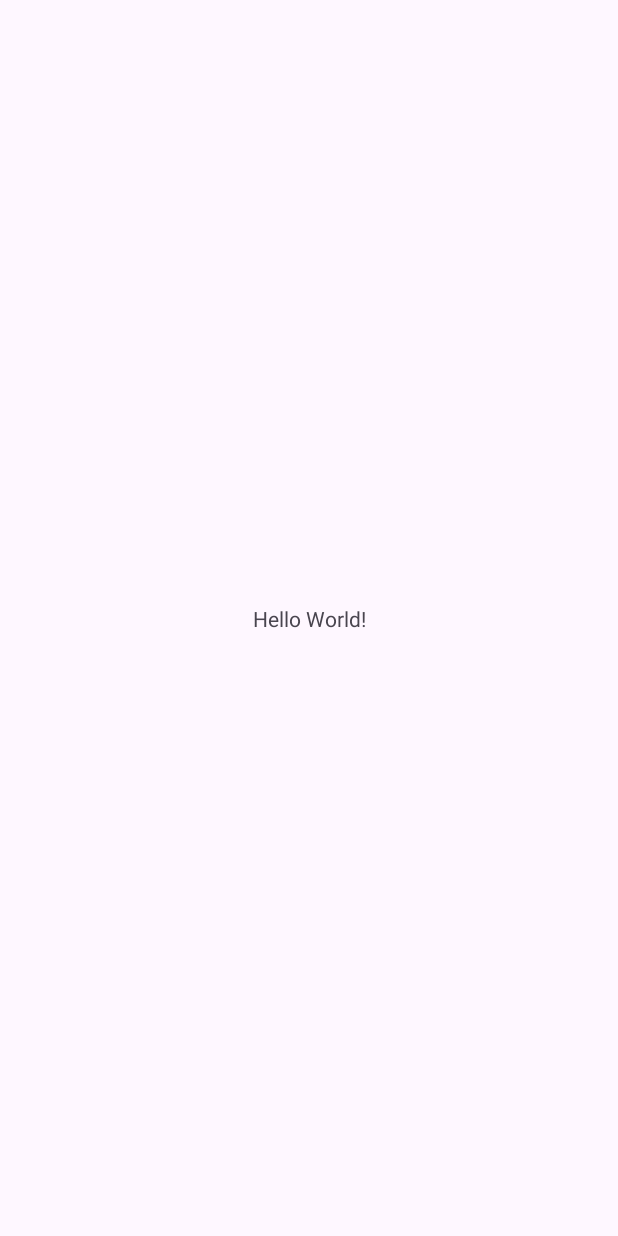
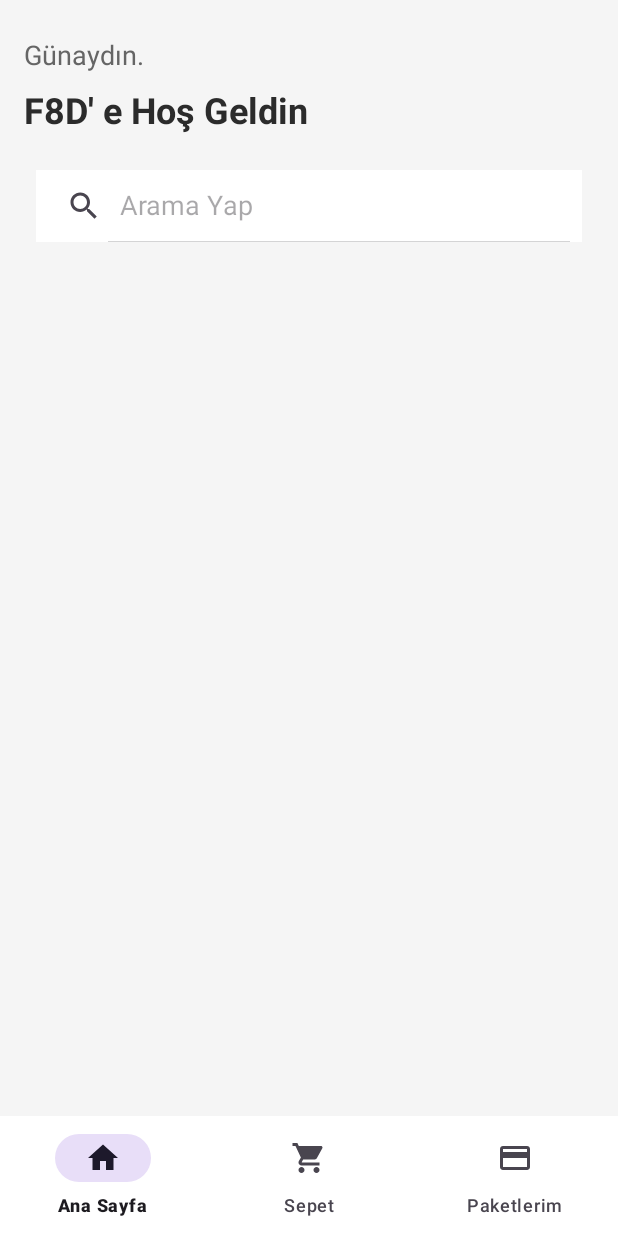
Before and after one commit to BerkayKaramehmetoglu/F8D, an Android app: the screen it shows after launch (MainActivity), on a phone screen of 412 x 824 dp. Before the commit the screen is almost empty. Run offline under Robolectric (Android 15) with nearby library versions, the phone set to English and light mode, and no system bars; our stand-ins replace navigation-ui.

Commit message:
UI Tasarlandı
3 ana sayfa (Home, Detail, Cart) için tasarım tamamlandı

```diff
--- a/app/build.gradle.kts
+++ b/app/build.gradle.kts
@@ -33,6 +33,10 @@ android {
     kotlinOptions {
         jvmTarget = "11"
     }
+
+    buildFeatures {
+        viewBinding = true
+    }
 }
 
 dependencies {
@@ -42,6 +46,8 @@ dependencies {
     implementation(libs.material)
     implementation(libs.androidx.activity)
     implementation(libs.androidx.constraintlayout)
+    implementation(libs.androidx.navigation.fragment.ktx)
+    implementation(libs.androidx.navigation.ui.ktx)
     testImplementation(libs.junit)
     androidTestImplementation(libs.androidx.junit)
     androidTestImplementation(libs.androidx.espresso.core)
--- a/app/src/main/java/com/example/f8d/MainActivity.kt
+++ b/app/src/main/java/com/example/f8d/MainActivity.kt
@@ -1,20 +1,20 @@
 package com.example.f8d
 
 import android.os.Bundle
-import androidx.activity.enableEdgeToEdge
 import androidx.appcompat.app.AppCompatActivity
-import androidx.core.view.ViewCompat
-import androidx.core.view.WindowInsetsCompat
+import androidx.navigation.fragment.NavHostFragment
+import androidx.navigation.ui.NavigationUI
+import com.example.f8d.databinding.ActivityMainBinding
 
 class MainActivity : AppCompatActivity() {
+    private lateinit var binding: ActivityMainBinding
+
     override fun onCreate(savedInstanceState: Bundle?) {
         super.onCreate(savedInstanceState)
-        enableEdgeToEdge()
-        setContentView(R.layout.activity_main)
-        ViewCompat.setOnApplyWindowInsetsListener(findViewById(R.id.main)) { v, insets ->
-            val systemBars = insets.getInsets(WindowInsetsCompat.Type.systemBars())
-            v.setPadding(systemBars.left, systemBars.top, systemBars.right, systemBars.bottom)
-            insets
-        }
+        binding = ActivityMainBinding.inflate(layoutInflater)
+        setContentView(binding.root)
+
+        supportFragmentManager.findFragmentById(R.id.fragmentContainerView) as NavHostFragment
+
     }
 }
--- /dev/null
+++ b/app/src/main/java/com/example/f8d/ui/fragment/HomeFragment.kt
@@ -0,0 +1,21 @@
+package com.example.f8d.ui.fragment
+
+import android.os.Bundle
+import androidx.fragment.app.Fragment
+import android.view.LayoutInflater
+import android.view.View
+import android.view.ViewGroup
+import com.example.f8d.databinding.FragmentHomeBinding
+
+class HomeFragment : Fragment() {
+    private lateinit var binding: FragmentHomeBinding
+
+    override fun onCreateView(
+        inflater: LayoutInflater, container: ViewGroup?,
+        savedInstanceState: Bundle?
+    ): View {
+        binding = FragmentHomeBinding.inflate(inflater, container, false)
+        return binding.root
+    }
+
+}
--- /dev/null
+++ b/app/src/main/res/drawable/baseline_box_24.xml
@@ -0,0 +1,5 @@
+<vector xmlns:android="http://schemas.android.com/apk/res/android" android:height="24dp" android:tint="#000000" android:viewportHeight="24" android:viewportWidth="24" android:width="24dp">
+
+    <path android:fillColor="@android:color/white" android:pathData="M20,4L4,4c-1.11,0 -1.99,0.89 -1.99,2L2,18c0,1.11 0.89,2 2,2h16c1.11,0 2,-0.89 2,-2L22,6c0,-1.11 -0.89,-2 -2,-2zM20,18L4,18v-6h16v6zM20,8L4,8L4,6h16v2z"/>
+
+</vector>
--- /dev/null
+++ b/app/src/main/res/drawable/baseline_home_24.xml
@@ -0,0 +1,5 @@
+<vector xmlns:android="http://schemas.android.com/apk/res/android" android:height="24dp" android:tint="#000000" android:viewportHeight="24" android:viewportWidth="24" android:width="24dp">
+
+    <path android:fillColor="@android:color/white" android:pathData="M10,20v-6h4v6h5v-8h3L12,3 2,12h3v8z"/>
+
+</vector>
--- /dev/null
+++ b/app/src/main/res/drawable/baseline_shopping_cart_24.xml
@@ -0,0 +1,5 @@
+<vector xmlns:android="http://schemas.android.com/apk/res/android" android:height="24dp" android:tint="#000000" android:viewportHeight="24" android:viewportWidth="24" android:width="24dp">
+
+    <path android:fillColor="@android:color/white" android:pathData="M7,18c-1.1,0 -1.99,0.9 -1.99,2S5.9,22 7,22s2,-0.9 2,-2 -0.9,-2 -2,-2zM1,2v2h2l3.6,7.59 -1.35,2.45c-0.16,0.28 -0.25,0.61 -0.25,0.96 0,1.1 0.9,2 2,2h12v-2L7.42,15c-0.14,0 -0.25,-0.11 -0.25,-0.25l0.03,-0.12 0.9,-1.63h7.45c0.75,0 1.41,-0.41 1.75,-1.03l3.58,-6.49c0.08,-0.14 0.12,-0.31 0.12,-0.48 0,-0.55 -0.45,-1 -1,-1L5.21,4l-0.94,-2L1,2zM17,18c-1.1,0 -1.99,0.9 -1.99,2s0.89,2 1.99,2 2,-0.9 2,-2 -0.9,-2 -2,-2z"/>
+
+</vector>
--- a/app/src/main/res/layout/activity_main.xml
+++ b/app/src/main/res/layout/activity_main.xml
@@ -7,13 +7,15 @@
     android:layout_height="match_parent"
     tools:context=".MainActivity">
 
-    <TextView
-        android:layout_width="wrap_content"
-        android:layout_height="wrap_content"
-        android:text="Hello World!"
+    <androidx.fragment.app.FragmentContainerView
+        android:id="@+id/fragmentContainerView"
+        android:name="androidx.navigation.fragment.NavHostFragment"
+        android:layout_width="match_parent"
+        android:layout_height="match_parent"
+        app:defaultNavHost="true"
         app:layout_constraintBottom_toBottomOf="parent"
         app:layout_constraintEnd_toEndOf="parent"
         app:layout_constraintStart_toStartOf="parent"
-        app:layout_constraintTop_toTopOf="parent" />
-
+        app:layout_constraintTop_toTopOf="parent"
+        app:navGraph="@navigation/navigation_main" />
 </androidx.constraintlayout.widget.ConstraintLayout>
--- /dev/null
+++ b/app/src/main/res/layout/fragment_home.xml
@@ -0,0 +1,73 @@
+<?xml version="1.0" encoding="utf-8"?>
+<androidx.constraintlayout.widget.ConstraintLayout xmlns:android="http://schemas.android.com/apk/res/android"
+    xmlns:app="http://schemas.android.com/apk/res-auto"
+    xmlns:tools="http://schemas.android.com/tools"
+    android:layout_width="match_parent"
+    android:layout_height="match_parent"
+    android:background="@color/background"
+    tools:context=".ui.fragment.HomeFragment">
+
+    <TextView
+        android:id="@+id/textWelcome"
+        android:layout_width="wrap_content"
+        android:layout_height="wrap_content"
+        android:layout_marginStart="16dp"
+        android:layout_marginTop="24dp"
+        android:text="@string/welcome"
+        android:textColor="@color/gray102"
+        android:textSize="18sp"
+        android:textStyle="normal"
+        app:layout_constraintStart_toStartOf="parent"
+        app:layout_constraintTop_toTopOf="parent" />
+
+    <TextView
+        android:id="@+id/textView2"
+        android:layout_width="wrap_content"
+        android:layout_height="wrap_content"
+        android:layout_marginTop="8dp"
+        android:text="@string/f8d"
+        android:textColor="@color/black"
+        android:textSize="24sp"
+        android:textStyle="bold"
+        app:layout_constraintEnd_toEndOf="@+id/textWelcome"
+        app:layout_constraintHorizontal_bias="0.0"
+        app:layout_constraintStart_toStartOf="@+id/textWelcome"
+        app:layout_constraintTop_toBottomOf="@+id/textWelcome" />
+
+    <SearchView
+        android:id="@+id/searchbar"
+        android:layout_width="0dp"
+        android:layout_height="wrap_content"
+        android:layout_marginStart="24dp"
+        android:layout_marginTop="24dp"
+        android:layout_marginEnd="24dp"
+        android:background="@color/white"
+        android:iconifiedByDefault="false"
+        android:queryHint="@string/query_hint"
+        app:layout_constraintEnd_toEndOf="parent"
+        app:layout_constraintStart_toStartOf="parent"
+        app:layout_constraintTop_toBottomOf="@+id/textView2" />
+
+    <androidx.recyclerview.widget.RecyclerView
+        android:id="@+id/rv"
+        android:layout_width="0dp"
+        android:layout_height="0dp"
+        android:layout_marginStart="16dp"
+        android:layout_marginTop="16dp"
+        android:layout_marginEnd="16dp"
+        app:layout_constraintBottom_toTopOf="@+id/navigation_bottom"
+        app:layout_constraintEnd_toEndOf="parent"
+        app:layout_constraintStart_toStartOf="parent"
+        app:layout_constraintTop_toBottomOf="@+id/searchbar" />
+
+    <com.google.android.material.bottomnavigation.BottomNavigationView
+        android:id="@+id/navigation_bottom"
+        android:layout_width="match_parent"
+        android:layout_height="0dp"
+        app:itemIconSize="24dp"
+        android:background="@color/white"
+        app:layout_constraintBottom_toBottomOf="parent"
+        app:layout_constraintEnd_toEndOf="parent"
+        app:layout_constraintStart_toStartOf="parent"
+        app:menu="@menu/bottom_nav_menu" />
+</androidx.constraintlayout.widget.ConstraintLayout>
--- /dev/null
+++ b/app/src/main/res/menu/bottom_nav_menu.xml
@@ -0,0 +1,14 @@
+<?xml version="1.0" encoding="utf-8"?>
+<menu xmlns:android="http://schemas.android.com/apk/res/android"
+    xmlns:app="http://schemas.android.com/apk/res-auto">
+
+    <item
+        android:icon="@drawable/baseline_home_24"
+        android:title="@string/home" />
+    <item
+        android:icon="@drawable/baseline_shopping_cart_24"
+        android:title="@string/cart" />
+    <item
+        android:icon="@drawable/baseline_box_24"
+        android:title="@string/packet" />
+</menu>
--- /dev/null
+++ b/app/src/main/res/navigation/navigation_main.xml
@@ -0,0 +1,23 @@
+<?xml version="1.0" encoding="utf-8"?>
+<navigation xmlns:android="http://schemas.android.com/apk/res/android"
+    xmlns:app="http://schemas.android.com/apk/res-auto"
+    xmlns:tools="http://schemas.android.com/tools"
+    android:id="@+id/navigation_main"
+    app:startDestination="@id/homeFragment">
+
+    <fragment
+        android:id="@+id/homeFragment"
+        android:name="com.example.f8d.ui.fragment.HomeFragment"
+        android:label="fragment_home_page"
+        tools:layout="@layout/fragment_home" />
+    <fragment
+        android:id="@+id/detailFragment"
+        android:name="com.example.f8d.ui.fragment.DetailFragment"
+        android:label="fragment_detail"
+        tools:layout="@layout/fragment_detail" />
+    <fragment
+        android:id="@+id/cardFragment"
+        android:name="com.example.f8d.ui.fragment.CartFragment"
+        android:label="fragment_card"
+        tools:layout="@layout/fragment_cart" />
+</navigation>
--- a/app/src/main/res/values/colors.xml
+++ b/app/src/main/res/values/colors.xml
@@ -1,5 +1,10 @@
 <?xml version="1.0" encoding="utf-8"?>
 <resources>
-    <color name="black">#FF000000</color>
+    <color name="black">#FF2B2B2B</color>
     <color name="white">#FFFFFFFF</color>
+    <color name="gray102">#FF656565</color>
+    <color name="background">#FFF5F5F5</color>
+    <color name="card_background">#B3FFBC3F</color>
+    <color name="red">#FFF55A51</color>
+    <color name="green">#FF81C74A</color>
 </resources>
--- a/app/src/main/res/values/strings.xml
+++ b/app/src/main/res/values/strings.xml
@@ -1,3 +1,27 @@
 <resources>
     <string name="app_name">F8D</string>
+    <!-- TODO: Remove or change this placeholder text -->
+    <string name="hello_blank_fragment">Hello blank fragment</string>
+
+    <!-- For Home Menu -->
+    <string name="welcome">Günaydın.</string>
+    <string name="f8d">F8D\' e Hoş Geldin</string>
+    <string name="query_hint">Arama Yap</string>
+
+    <!-- For Detail Menu -->
+    <string name="order_title">Izgara Somon</string>
+    <string name="order_desc">"Lorem Ipsum is simply dummy text of the printing and typesetting industry. Lorem Ipsum has been the industry's standard dummy text ever since the 1500s, when an unknown printer took a galley of type and scrambled it to make a type specimen book. It has survived not only five centuries, but also the leap into electronic typesetting, remaining essentially unchanged. It was popularised in the 1960s with the release of Letraset sheets containing Lorem Ipsum passages, and more recently with desktop publishing software like Aldus PageMaker including versions of Lorem Ipsum."</string>
+    <string name="order_price">250</string>
+    <string name="order_submit">Sepete Ekle</string>
+    <string name="order_minus">-</string>
+    <string name="order_plus">+</string>
+    <string name="order_counter">0</string>
+
+    <!-- For Cart Item -->
+    <string name="cart_submit">Sepeti Onayla</string>
+
+    <!-- For Menu Item -->
+    <string name="home">Ana Sayfa</string>
+    <string name="cart">Sepet</string>
+    <string name="packet">Paketlerim</string>
 </resources>
--- a/gradle/libs.versions.toml
+++ b/gradle/libs.versions.toml
@@ -9,6 +9,8 @@ appcompat = "1.7.0"
 material = "1.12.0"
 activity = "1.10.1"
 constraintlayout = "2.2.1"
+navigationFragmentKtx = "2.9.0"
+navigationUiKtx = "2.9.0"
 
 [libraries]
 androidx-core-ktx = { group = "androidx.core", name = "core-ktx", version.ref = "coreKtx" }
@@ -19,6 +21,8 @@ androidx-appcompat = { group = "androidx.appcompat", name = "appcompat", version
 material = { group = "com.google.android.material", name = "material", version.ref = "material" }
 androidx-activity = { group = "androidx.activity", name = "activity", version.ref = "activity" }
 androidx-constraintlayout = { group = "androidx.constraintlayout", name = "constraintlayout", version.ref = "constraintlayout" }
+androidx-navigation-fragment-ktx = { group = "androidx.navigation", name = "navigation-fragment-ktx", version.ref = "navigationFragmentKtx" }
+androidx-navigation-ui-ktx = { group = "androidx.navigation", name = "navigation-ui-ktx", version.ref = "navigationUiKtx" }
 
 [plugins]
 android-application = { id = "com.android.application", version.ref = "agp" }
```
Also changed, not shown: app/src/main/java/com/example/f8d/ui/fragment/CartFragment.kt (added, +20 -0 lines), app/src/main/java/com/example/f8d/ui/fragment/DetailFragment.kt (added, +19 -0 lines), app/src/main/res/layout/fragment_cart.xml (added, +80 -0 lines), app/src/main/res/layout/fragment_detail.xml (added, +169 -0 lines).
